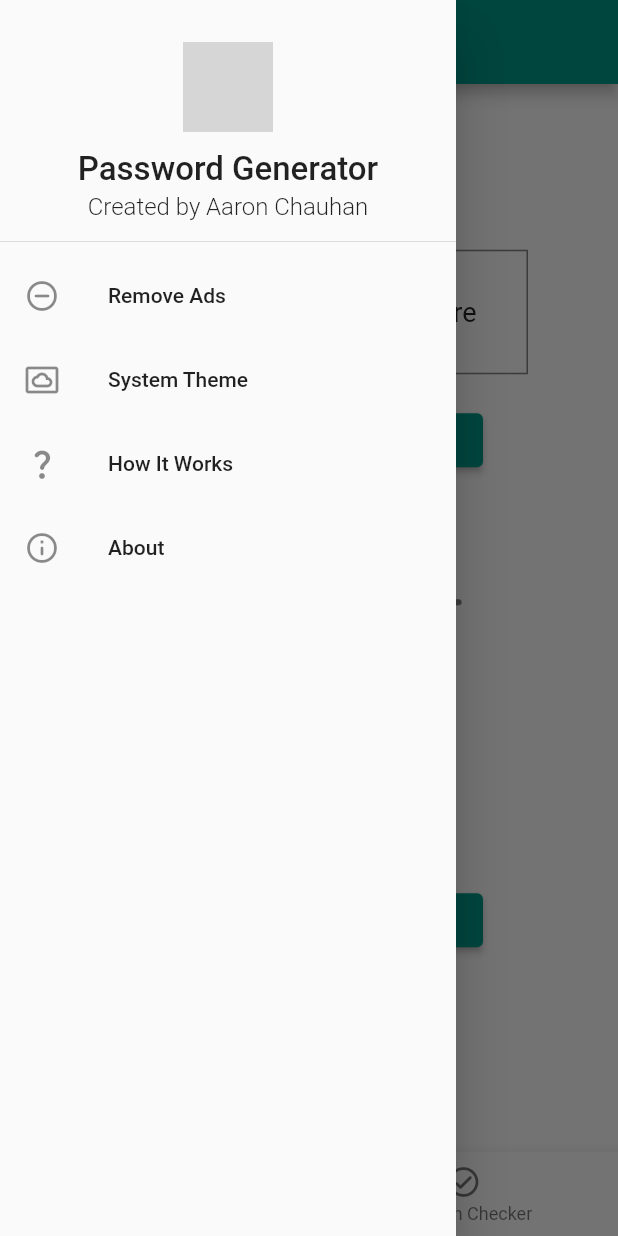
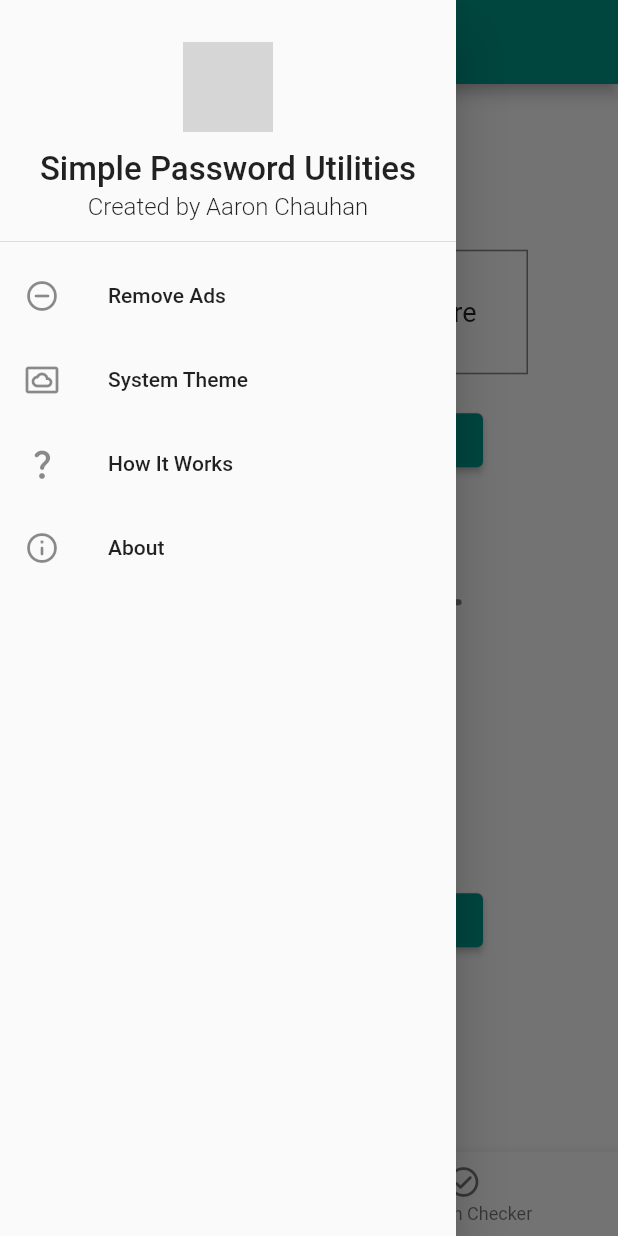
Before and after one commit to aaronjc15128/password_generator, a Flutter app: the screen it shows after launch, with the side drawer open, on a phone screen of 412 x 824 dp. Run offline on Flutter 3.47's test engine with Material 2 defaults, Android fonts, the phone set to English and light mode, and no system bars; grey boxes are pictures that could not be loaded.

Commit message:
More re-branding

```diff
--- a/lib/main.dart
+++ b/lib/main.dart
@@ -471,11 +471,11 @@ class _AppState extends State<App> {
                     Center(
                       child: CircleAvatar(
                         radius: 30,
-                        backgroundImage: AssetImage("assets\\simple_simple_password_utilities_icons\\android\\play_store-512.png"),
+                        backgroundImage: AssetImage("assets\\solid_icons\\android\\play_store_512.png"),
                       ),
                     ),
                     SizedBox(height: 12),
-                    Text("Password Generator", style: TextStyle(fontSize: 22)),
+                    Text("Simple Password Utilities", style: TextStyle(fontSize: 22)),
                     SizedBox(height: 2),
                     Text("Created by Aaron Chauhan", style: TextStyle(fontSize: 16, fontWeight: FontWeight.w300)),
                   ],
@@ -608,12 +608,12 @@ class AboutPage extends StatelessWidget {
               children: <Widget>[
                 const CircleAvatar(
                   radius: 30,
-                  backgroundImage: AssetImage("assets\\simple_simple_password_utilities_icons\\android\\play_store-512.png"),
+                  backgroundImage: AssetImage("assets\\solid_icons\\android\\play_store_512.png"),
                 ),
                 const SizedBox(width: 12),
                 Column(
                   children: const <Text>[
-                    Text("Password Generator", style: TextStyle(fontSize: 22)),
+                    Text("Simple Password Utilities", style: TextStyle(fontSize: 22)),
                     Text("Created by Aaron Chauhan", style: TextStyle(fontSize: 16, fontWeight: FontWeight.w300)),
                   ]
                 )
```
Also changed, not shown: 2 other files.
